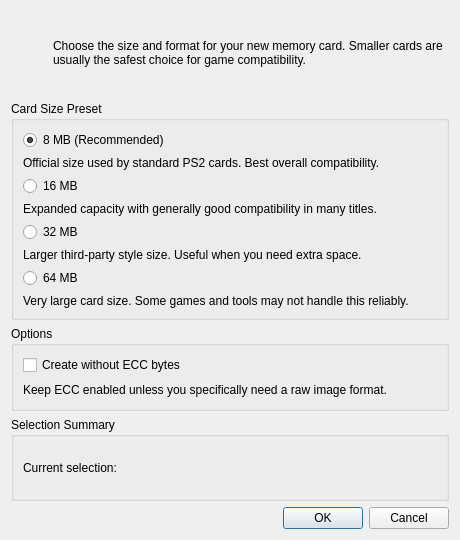
Above: src/ui/dialogs/NewCardDialog.ui from PCSX2/myMCpp before the change. Below: the same form after it.
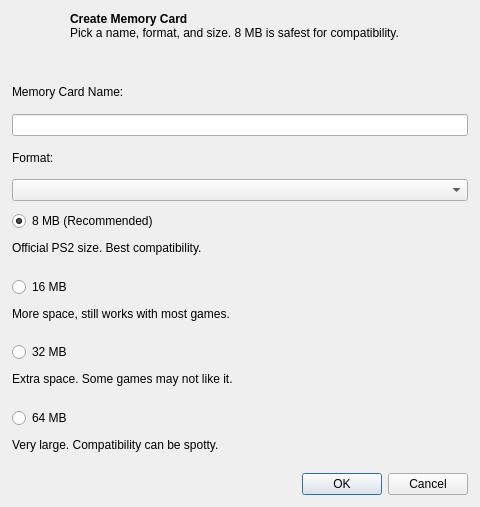
That is the form after the change.

Commit message: Qt/Formats: Redesign card creation dialog and auto detect ECC

What changed in the file:
```diff
--- a/src/ui/dialogs/NewCardDialog.ui
+++ b/src/ui/dialogs/NewCardDialog.ui
@@ -6,62 +6,110 @@
    <rect>
     <x>0</x>
     <y>0</y>
-    <width>460</width>
-    <height>540</height>
+    <width>480</width>
+    <height>507</height>
    </rect>
   </property>
-  <property name="minimumSize">
-   <size>
-    <width>430</width>
-    <height>0</height>
-   </size>
-  </property>
   <property name="windowTitle">
    <string>Create New Memory Card</string>
   </property>
   <property name="modal">
    <bool>true</bool>
   </property>
-  <layout class="QVBoxLayout" name="verticalLayout">
+  <layout class="QVBoxLayout" name="mainLayout">
+   <property name="spacing">
+    <number>10</number>
+   </property>
+   <property name="leftMargin">
+    <number>12</number>
+   </property>
+   <property name="topMargin">
+    <number>12</number>
+   </property>
+   <property name="rightMargin">
+    <number>12</number>
+   </property>
+   <property name="bottomMargin">
+    <number>12</number>
+   </property>
    <item>
-    <layout class="QHBoxLayout" name="headerLayout">
+    <layout class="QHBoxLayout" name="headerLayout" stretch="0,1">
+     <property name="spacing">
+      <number>10</number>
+     </property>
+     <property name="bottomMargin">
+      <number>10</number>
+     </property>
      <item>
       <widget class="QLabel" name="introIconLabel">
        <property name="minimumSize">
         <size>
-         <width>36</width>
-         <height>36</height>
+         <width>48</width>
+         <height>48</height>
         </size>
        </property>
        <property name="maximumSize">
         <size>
-         <width>36</width>
-         <height>36</height>
+         <width>48</width>
+         <height>48</height>
         </size>
        </property>
-       <property name="text">
-        <string/>
+       <property name="alignment">
+        <set>Qt::AlignmentFlag::AlignLeading|Qt::AlignmentFlag::AlignLeft|Qt::AlignmentFlag::AlignTop</set>
        </property>
       </widget>
      </item>
      <item>
       <widget class="QLabel" name="introLabel">
+       <property name="text">
+        <string>&lt;html&gt;&lt;head/&gt;&lt;body&gt;&lt;p&gt;&lt;span style=&quot; font-weight:700;&quot;&gt;Create Memory Card&lt;/span&gt;&lt;br/&gt;Pick a name, format, and size. 8 MB is safest for compatibility.&lt;/p&gt;&lt;/body&gt;&lt;/html&gt;</string>
+       </property>
+       <property name="textFormat">
+        <enum>Qt::TextFormat::RichText</enum>
+       </property>
+       <property name="alignment">
+        <set>Qt::AlignmentFlag::AlignLeading|Qt::AlignmentFlag::AlignLeft|Qt::AlignmentFlag::AlignTop</set>
+       </property>
        <property name="wordWrap">
         <bool>true</bool>
        </property>
+      </widget>
+     </item>
+    </layout>
+   </item>
+   <item>
+    <layout class="QVBoxLayout" name="nameLayout">
+     <item>
+      <widget class="QLabel" name="nameLabel">
        <property name="text">
-        <string>Choose the size and format for your new memory card. Smaller cards are usually the safest choice for game compatibility.</string>
+        <string>Memory Card Name:</string>
        </property>
       </widget>
      </item>
+     <item>
+      <widget class="QLineEdit" name="nameEdit"/>
+     </item>
     </layout>
    </item>
    <item>
-    <widget class="QGroupBox" name="sizeGroup">
-     <property name="title">
-      <string>Card Size Preset</string>
-     </property>
-     <layout class="QVBoxLayout" name="verticalLayout_2">
+    <layout class="QVBoxLayout" name="formatLayout">
+     <item>
+      <widget class="QLabel" name="formatLabel">
+       <property name="text">
+        <string>Format:</string>
+       </property>
+       <property name="buddy">
+        <cstring>formatCombo</cstring>
+       </property>
+      </widget>
+     </item>
+     <item>
+      <widget class="QComboBox" name="formatCombo"/>
+     </item>
+    </layout>
+   </item>
+   <item>
+    <layout class="QVBoxLayout" name="size8Layout">
       <item>
        <widget class="QRadioButton" name="size8MB">
         <property name="text">
@@ -74,14 +122,24 @@
       </item>
       <item>
        <widget class="QLabel" name="size8Hint">
+       <property name="text">
+        <string>Official PS2 size. Best compatibility.</string>
+       </property>
+       <property name="alignment">
+        <set>Qt::AlignmentFlag::AlignLeading|Qt::AlignmentFlag::AlignLeft|Qt::AlignmentFlag::AlignTop</set>
+       </property>
         <property name="wordWrap">
          <bool>true</bool>
         </property>
-        <property name="text">
-         <string>Official size used by standard PS2 cards. Best overall compatibility.</string>
+       <property name="buddy">
+        <cstring>size8MB</cstring>
         </property>
        </widget>
       </item>
+    </layout>
+   </item>
+   <item>
+    <layout class="QVBoxLayout" name="size16Layout">
       <item>
        <widget class="QRadioButton" name="size16MB">
         <property name="text">
@@ -91,14 +149,24 @@
       </item>
       <item>
        <widget class="QLabel" name="size16Hint">
+       <property name="text">
+        <string>More space, still works with most games.</string>
+       </property>
+       <property name="alignment">
+        <set>Qt::AlignmentFlag::AlignLeading|Qt::AlignmentFlag::AlignLeft|Qt::AlignmentFlag::AlignTop</set>
+       </property>
         <property name="wordWrap">
          <bool>true</bool>
         </property>
-        <property name="text">
-         <string>Expanded capacity with generally good compatibility in many titles.</string>
+       <property name="buddy">
+        <cstring>size16MB</cstring>
         </property>
        </widget>
       </item>
+    </layout>
+   </item>
+   <item>
+    <layout class="QVBoxLayout" name="size32Layout">
       <item>
        <widget class="QRadioButton" name="size32MB">
         <property name="text">
@@ -108,14 +176,24 @@
       </item>
       <item>
        <widget class="QLabel" name="size32Hint">
+       <property name="text">
+        <string>Extra space. Some games may not like it.</string>
+       </property>
+       <property name="alignment">
+        <set>Qt::AlignmentFlag::AlignLeading|Qt::AlignmentFlag::AlignLeft|Qt::AlignmentFlag::AlignTop</set>
+       </property>
         <property name="wordWrap">
          <bool>true</bool>
         </property>
-        <property name="text">
-         <string>Larger third-party style size. Useful when you need extra space.</string>
+       <property name="buddy">
+        <cstring>size32MB</cstring>
         </property>
        </widget>
       </item>
+    </layout>
+   </item>
+   <item>
+    <layout class="QVBoxLayout" name="size64Layout">
       <item>
        <widget class="QRadioButton" name="size64MB">
         <property name="text">
@@ -129,61 +207,20 @@
          <bool>true</bool>
         </property>
         <property name="text">
-         <string>Very large card size. Some games and tools may not handle this reliably.</string>
-        </property>
-       </widget>
-      </item>
-     </layout>
-    </widget>
-   </item>
-   <item>
-    <widget class="QGroupBox" name="optionsGroup">
-     <property name="title">
-      <string>Options</string>
-     </property>
-     <layout class="QVBoxLayout" name="verticalLayout_3">
-      <item>
-       <widget class="QCheckBox" name="disableEccCheckbox">
-        <property name="toolTip">
-         <string>Create image data without error correction bytes.
-Useful for specific raw-image workflows.</string>
-        </property>
-        <property name="text">
-         <string>Create without ECC bytes</string>
-        </property>
-       </widget>
-      </item>
-      <item>
-       <widget class="QLabel" name="eccHintLabel">
+        <string>Very large. Compatibility can be spotty.</string>
+       </property>
+       <property name="alignment">
+        <set>Qt::AlignmentFlag::AlignLeading|Qt::AlignmentFlag::AlignLeft|Qt::AlignmentFlag::AlignTop</set>
+       </property>
         <property name="wordWrap">
          <bool>true</bool>
         </property>
-        <property name="text">
-         <string>Keep ECC enabled unless you specifically need a raw image format.</string>
+       <property name="buddy">
+        <cstring>size64MB</cstring>
         </property>
        </widget>
       </item>
      </layout>
-    </widget>
-   </item>
-   <item>
-    <widget class="QGroupBox" name="selectionGroup">
-     <property name="title">
-      <string>Selection Summary</string>
-     </property>
-     <layout class="QVBoxLayout" name="verticalLayout_4">
-      <item>
-       <widget class="QLabel" name="selectionSummaryLabel">
-        <property name="wordWrap">
-         <bool>true</bool>
-        </property>
-        <property name="text">
-         <string>Current selection:</string>
-        </property>
-       </widget>
-      </item>
-     </layout>
-    </widget>
    </item>
    <item>
     <widget class="QDialogButtonBox" name="buttonBox">
```
Left out of the diff: 37 changed lines with no effect on the pictures. Lines whose indentation alone changed are shown as unchanged. The commit also changes 7 other files.
